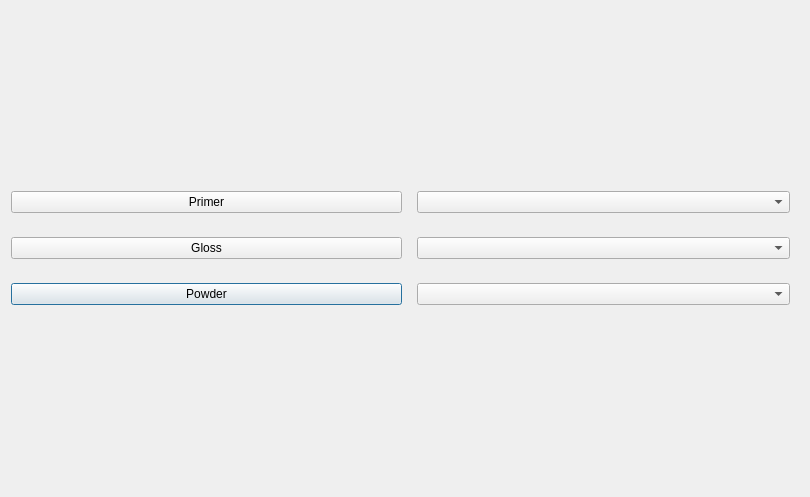
This is ui/dialogs/edit_paint_dialog.ui in TheCodingJsoftware/Invigo as Qt 5 draws it before an edit. The edited form follows.
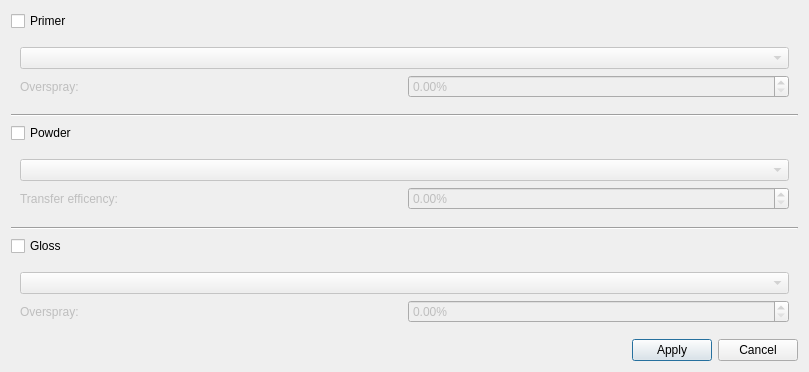
This is the edited form.

Commit message: feat: implement EditPaintDialog for managing paint, primer, and powder options; update UI and logic for better user interaction; increment version to v4.0.13

What changed in the file:
```diff
--- a/ui/dialogs/edit_paint_dialog.ui
+++ b/ui/dialogs/edit_paint_dialog.ui
@@ -6,8 +6,8 @@
    <rect>
     <x>0</x>
     <y>0</y>
-    <width>810</width>
-    <height>497</height>
+    <width>809</width>
+    <height>372</height>
    </rect>
   </property>
   <property name="windowTitle">
@@ -15,13 +15,13 @@
   </property>
   <layout class="QVBoxLayout" name="verticalLayout_2">
    <item>
-    <layout class="QVBoxLayout" name="verticalLayout">
+    <layout class="QVBoxLayout" name="verticalLayout_9">
      <item>
-      <layout class="QGridLayout" name="gridLayout">
-       <item row="2" column="0">
-        <widget class="QPushButton" name="pushButton_powder">
+      <layout class="QVBoxLayout" name="verticalLayout">
+       <item>
+        <widget class="QCheckBox" name="checkBox_primer">
          <property name="text">
-          <string>Powder</string>
+          <string>Primer</string>
          </property>
          <property name="checkable">
           <bool>true</bool>
@@ -31,11 +31,38 @@
          </property>
         </widget>
        </item>
-       <item row="0" column="1">
+       <item>
         <widget class="QWidget" name="widget_primer" native="true">
+         <property name="enabled">
+          <bool>false</bool>
+         </property>
          <layout class="QVBoxLayout" name="verticalLayout_5">
           <item>
            <layout class="QGridLayout" name="gridLayout_2">
+            <item row="1" column="0">
+             <layout class="QGridLayout" name="gridLayout_5">
+              <item row="0" column="0">
+               <widget class="QLabel" name="label">
+                <property name="text">
+                 <string>Overspray:</string>
+                </property>
+                <property name="buddy">
+                 <cstring>doubleSpinBox_primer_overspray</cstring>
+                </property>
+               </widget>
+              </item>
+              <item row="0" column="1">
+               <widget class="QDoubleSpinBox" name="doubleSpinBox_primer_overspray">
+                <property name="suffix">
+                 <string>%</string>
+                </property>
+                <property name="maximum">
+                 <double>100.000000000000000</double>
+                </property>
+               </widget>
+              </item>
+             </layout>
+            </item>
             <item row="0" column="0">
              <widget class="QComboBox" name="comboBox_primer"/>
             </item>
@@ -44,10 +71,21 @@
          </layout>
         </widget>
        </item>
-       <item row="1" column="0">
-        <widget class="QPushButton" name="pushButton_paint">
+      </layout>
+     </item>
+     <item>
+      <widget class="Line" name="line_2">
+       <property name="orientation">
+        <enum>Qt::Orientation::Horizontal</enum>
+       </property>
+      </widget>
+     </item>
+     <item>
+      <layout class="QVBoxLayout" name="verticalLayout_7">
+       <item>
+        <widget class="QCheckBox" name="checkBox_powder">
          <property name="text">
-          <string>Gloss</string>
+          <string>Powder</string>
          </property>
          <property name="checkable">
           <bool>true</bool>
@@ -57,49 +95,142 @@
          </property>
         </widget>
        </item>
-       <item row="2" column="1">
+       <item>
         <widget class="QWidget" name="widget_powder" native="true">
+         <property name="enabled">
+          <bool>false</bool>
+         </property>
          <layout class="QVBoxLayout" name="verticalLayout_3">
           <item>
            <layout class="QGridLayout" name="gridLayout_4">
             <item row="0" column="0">
              <widget class="QComboBox" name="comboBox_powder"/>
             </item>
+            <item row="1" column="0">
+             <layout class="QGridLayout" name="gridLayout_7">
+              <item row="0" column="0">
+               <widget class="QLabel" name="label_3">
+                <property name="text">
+                 <string>Transfer efficency:</string>
+                </property>
+                <property name="buddy">
+                 <cstring>doubleSpinBox_powder_transfer_efficiency</cstring>
+                </property>
+               </widget>
+              </item>
+              <item row="0" column="1">
+               <widget class="QDoubleSpinBox" name="doubleSpinBox_powder_transfer_efficiency">
+                <property name="suffix">
+                 <string>%</string>
+                </property>
+               </widget>
+              </item>
+             </layout>
+            </item>
            </layout>
           </item>
          </layout>
         </widget>
        </item>
-       <item row="1" column="1">
+      </layout>
+     </item>
+     <item>
+      <widget class="Line" name="line">
+       <property name="orientation">
+        <enum>Qt::Orientation::Horizontal</enum>
+       </property>
+      </widget>
+     </item>
+     <item>
+      <layout class="QVBoxLayout" name="verticalLayout_6">
+       <item>
+        <widget class="QCheckBox" name="checkBox_paint">
+         <property name="text">
+          <string>Gloss</string>
+         </property>
+         <property name="checkable">
+          <bool>true</bool>
+         </property>
+         <property name="checked">
+          <bool>false</bool>
+         </property>
+        </widget>
+       </item>
+       <item>
         <widget class="QWidget" name="widget_paint" native="true">
+         <property name="enabled">
+          <bool>false</bool>
+         </property>
          <layout class="QVBoxLayout" name="verticalLayout_4">
           <item>
            <layout class="QGridLayout" name="gridLayout_3">
             <item row="0" column="0">
              <widget class="QComboBox" name="comboBox_paint"/>
             </item>
+            <item row="1" column="0">
+             <layout class="QGridLayout" name="gridLayout_6">
+              <item row="0" column="0">
+               <widget class="QLabel" name="label_5">
+                <property name="text">
+                 <string>Overspray:</string>
+                </property>
+                <property name="buddy">
+                 <cstring>doubleSpinBox_paint_overspray</cstring>
+                </property>
+               </widget>
+              </item>
+              <item row="0" column="1">
+               <widget class="QDoubleSpinBox" name="doubleSpinBox_paint_overspray">
+                <property name="suffix">
+                 <string>%</string>
+                </property>
+                <property name="maximum">
+                 <double>100.000000000000000</double>
+                </property>
+               </widget>
+              </item>
+             </layout>
+            </item>
            </layout>
           </item>
          </layout>
         </widget>
        </item>
-       <item row="0" column="0">
-        <widget class="QPushButton" name="pushButton_primer">
-         <property name="text">
-          <string>Primer</string>
-         </property>
-         <property name="checkable">
-          <bool>true</bool>
-         </property>
-         <property name="checked">
-          <bool>false</bool>
-         </property>
-        </widget>
-       </item>
       </layout>
      </item>
     </layout>
    </item>
+   <item>
+    <layout class="QHBoxLayout" name="horizontalLayout">
+     <item>
+      <spacer name="horizontalSpacer">
+       <property name="orientation">
+        <enum>Qt::Orientation::Horizontal</enum>
+       </property>
+       <property name="sizeHint" stdset="0">
+        <size>
+         <width>40</width>
+         <height>20</height>
+        </size>
+       </property>
+      </spacer>
+     </item>
+     <item>
+      <widget class="QPushButton" name="pushButton_apply">
+       <property name="text">
+        <string>Apply</string>
+       </property>
+      </widget>
+     </item>
+     <item>
+      <widget class="QPushButton" name="pushButton_cancel">
+       <property name="text">
+        <string>Cancel</string>
+       </property>
+      </widget>
+     </item>
+    </layout>
+   </item>
   </layout>
  </widget>
  <resources/>
```
Left out of the diff: 56 changed lines with no effect on the pictures. The commit also changes 11 other files.
